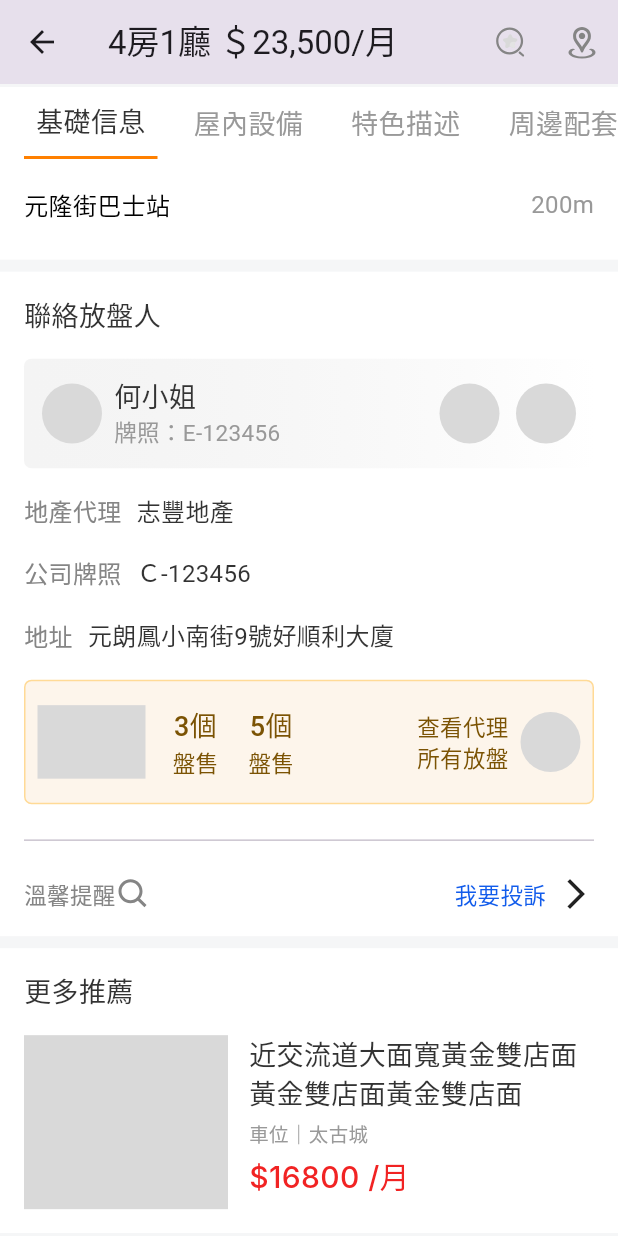
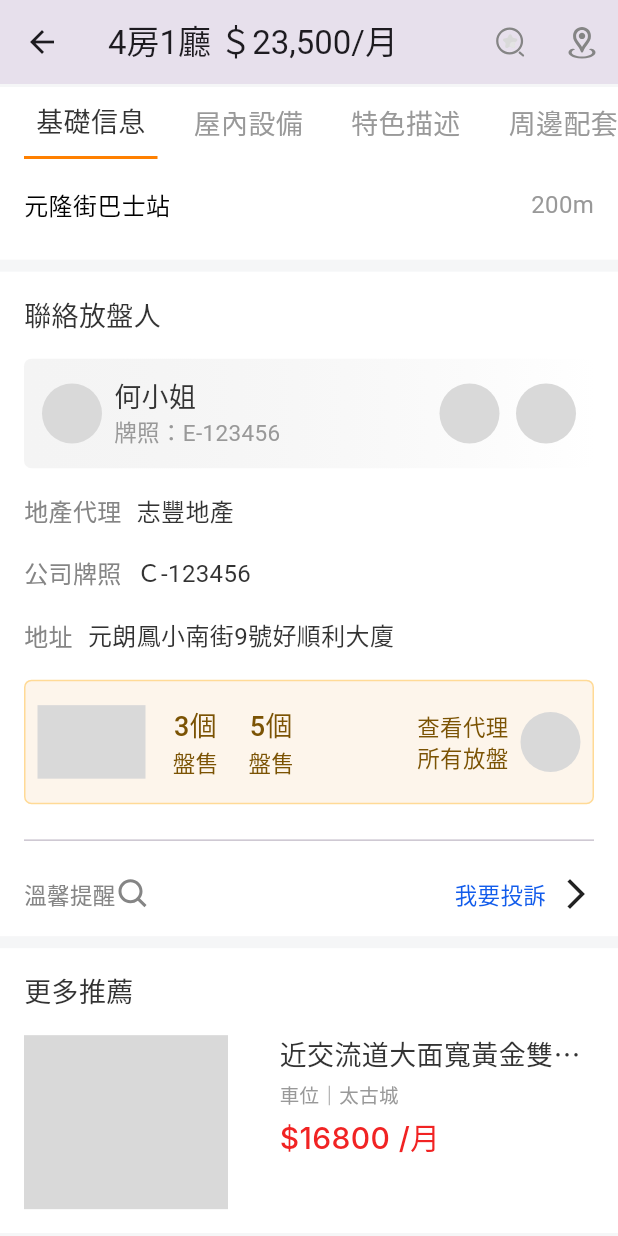
Before and after one commit to datapkt-dev/nova852, a Flutter app: the ItemDetail screen opened directly, scrolled down 1918 dp, on a phone screen of 412 x 824 dp. Run offline on Flutter 3.47's test engine with Material 3 defaults, Android fonts, the phone set to English and light mode, and no system bars; our stand-ins replace card_swiper, flutter_svg; Roboto replaces fonts that are missing (Inter, PingFang TC).

Commit message:
[edit] item_deatil

```diff
--- a/lib/item_deatil.dart
+++ b/lib/item_deatil.dart
@@ -626,15 +626,16 @@ class _ItemDetailState extends State<ItemDetail> {
                                               ),
                                             ),
                                             SizedBox(width: 8,),
-                                            Text(
-                                              '(代理商提供)',
-                                              style: TextStyle(
-                                                color: Color(0xFF999999),
-                                                fontSize: 13,
-                                                fontFamily: 'PingFang TC',
-                                                fontWeight: FontWeight.w400,
-                                              ),
-                                            ),
+                                            // Text(
+                                            //   '(代理商提供)',
+                                            //   style: TextStyle(
+                                            //     color: Color(0xFF999999),
+                                            //     fontSize: 13,
+                                            //     fontFamily: 'PingFang TC',
+                                            //     fontWeight: FontWeight.w400,
+                                            //   ),
+                                            //   overflow: TextOverflow.visible,
+                                            // ),
                                           ],
                                         ),
                                       ],
@@ -1503,7 +1504,7 @@ class _ItemDetailState extends State<ItemDetail> {
                                   color: Color(0xFFD9D9D9),
                                 ),
                                 Container(
-                                  width: 230,
+                                  width: 200 * wScale,
                                   child: Column(
                                     crossAxisAlignment: CrossAxisAlignment.start,
                                     children: [
@@ -1515,7 +1516,7 @@ class _ItemDetailState extends State<ItemDetail> {
                                           fontFamily: 'PingFang TC',
                                           fontWeight: FontWeight.w500,
                                         ),
-                                        overflow: TextOverflow.visible,
+                                        overflow: TextOverflow.ellipsis,
                                       ),
                                       SizedBox(height: 4,),
                                       Text(
```
